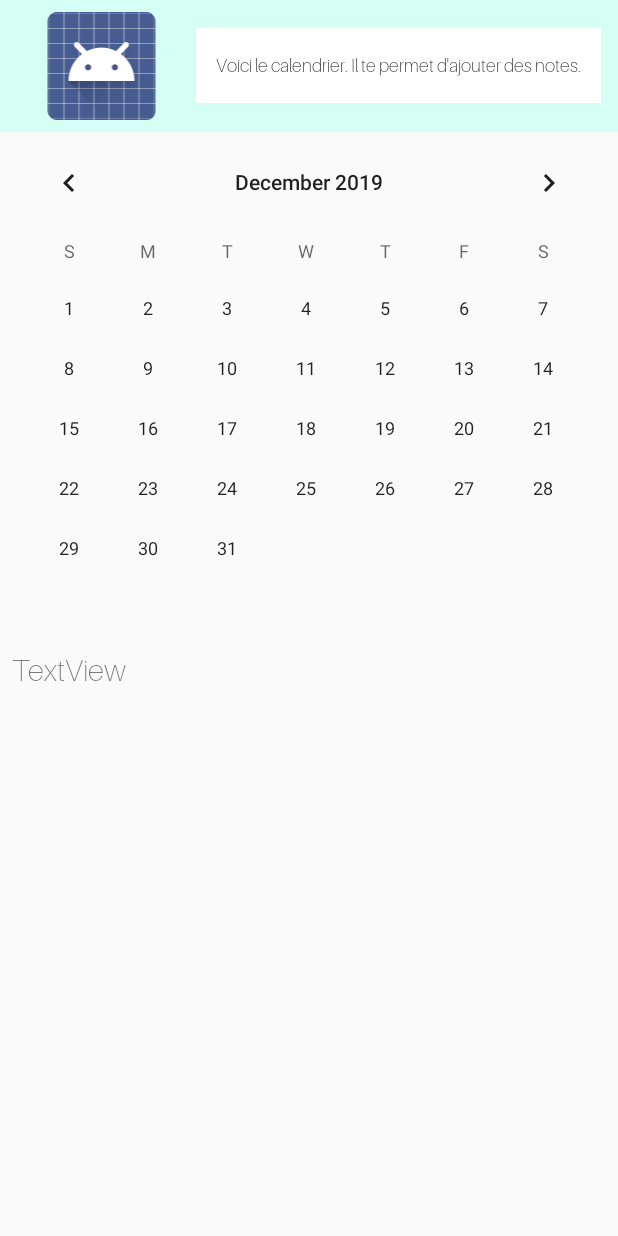
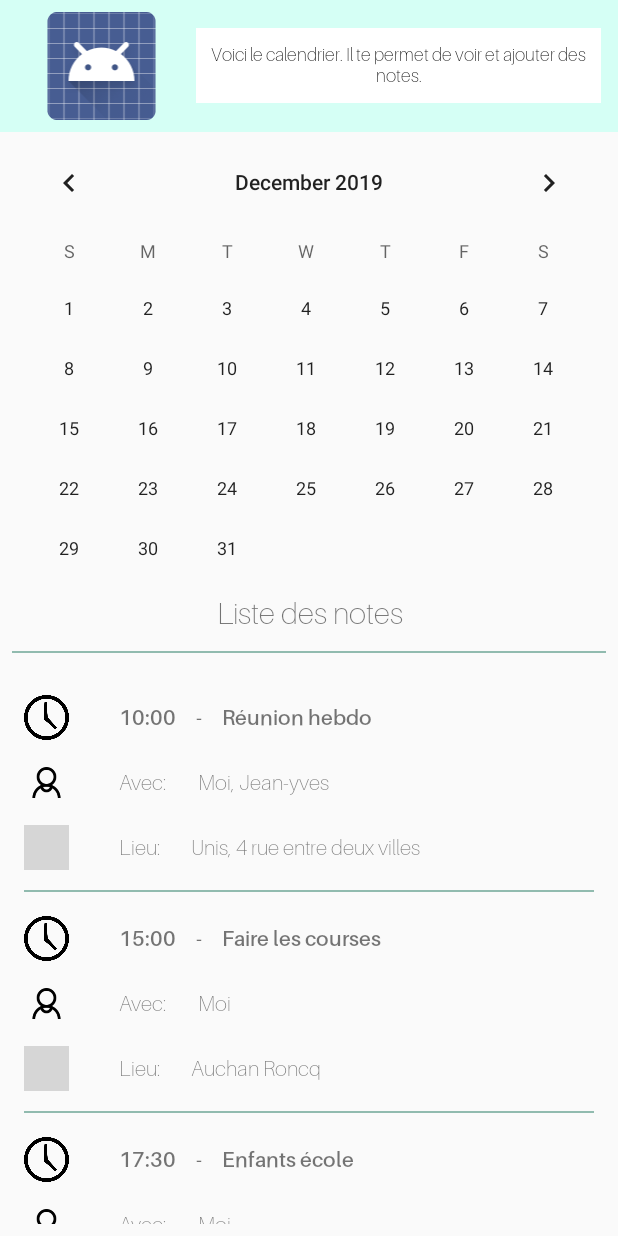
Before and after one commit to Silicca/huru_platine, an Android app: the CalendarActivity screen opened directly, with no data from a screen before it, after a tap on an icon or button, on a phone screen of 412 x 824 dp. Run offline under Robolectric (Android 15) with nearby library versions, the phone set to English and light mode, and no system bars; grey boxes are pictures that could not be loaded.

Commit message:
[FEAT] Mise en place du layout pour le calendrier

```diff
--- a/app/src/main/java/com/app/huru/activity/CalendarActivity.java
+++ b/app/src/main/java/com/app/huru/activity/CalendarActivity.java
@@ -5,10 +5,16 @@ import android.widget.CalendarView;
 
 import androidx.annotation.Nullable;
 import androidx.appcompat.app.AppCompatActivity;
+import androidx.recyclerview.widget.LinearLayoutManager;
+import androidx.recyclerview.widget.RecyclerView;
 
 import com.app.huru.R;
+import com.app.huru.activity.recyclerview.NoteViewAdapter;
+import com.app.huru.model.view.NoteViewModel;
 
 import java.time.LocalDateTime;
+import java.util.ArrayList;
+import java.util.List;
 
 /**
  * Activité affichant un calendrier et les notes de l'utilisateur
@@ -17,10 +23,15 @@ public class CalendarActivity  extends AppCompatActivity implements ActivityGUI
 
     private CalendarView calendar;
 
+    private RecyclerView recyclerView;
+    private RecyclerView.LayoutManager layoutManager;
+    private NoteViewAdapter noteViewAdapter;
+
     @Override
     public void onCreate(@Nullable Bundle savedInstanceState) {
         super.onCreate(savedInstanceState);
         setContentView(R.layout.calendar_activity_layout);
+        this.setupGUI();
     }
 
     @Override
@@ -30,5 +41,25 @@ public class CalendarActivity  extends AppCompatActivity implements ActivityGUI
 
         this.calendar.setDate(System.currentTimeMillis(),false,true);
 
+        //RECYCLER VIEW
+        this.recyclerView = findViewById(R.id.calendarNotesRecyclerView);
+
+        this.layoutManager = new LinearLayoutManager(getApplicationContext(), LinearLayoutManager.VERTICAL, false );
+
+        this.recyclerView.setLayoutManager(this.layoutManager);
+
+        this.noteViewAdapter = new NoteViewAdapter();
+
+        this.recyclerView.setAdapter(this.noteViewAdapter);
+
+        /**A SUPPRIMER, JUSTE POUR TESTER*/
+
+        List<NoteViewModel> models = new ArrayList<>();
+        models.add(new NoteViewModel("Réunion hebdo","10:00","Moi, Jean-yves","Unis, 4 rue entre deux villes"));
+        models.add(new NoteViewModel("Faire les courses","15:00","Moi","Auchan Roncq"));
+        models.add(new NoteViewModel("Enfants école","17:30","Moi","Collège Albert Calmette"));
+        models.add(new NoteViewModel("Préparer à manger","19:30","Moi","A la maison"));
+
+        this.noteViewAdapter.updateDataSet(models);
     }
 }
--- a/app/src/main/java/com/app/huru/activity/fragment/HomeFragment.java
+++ b/app/src/main/java/com/app/huru/activity/fragment/HomeFragment.java
@@ -33,7 +33,7 @@ public class HomeFragment extends Fragment implements ActivityGUI {
 
     private RecyclerView recyclerView;
     private RecyclerView.LayoutManager layoutManager;
-    private NoteViewAdapter homeNoteViewAdapter;
+    private NoteViewAdapter noteViewAdapter;
     private FloatingActionButton calendarButtonPlus;
 
     public HomeFragment(){
@@ -90,9 +90,9 @@ public class HomeFragment extends Fragment implements ActivityGUI {
 
         this.recyclerView.setLayoutManager(this.layoutManager);
 
-        this.homeNoteViewAdapter = new NoteViewAdapter();
+        this.noteViewAdapter = new NoteViewAdapter();
 
-        this.recyclerView.setAdapter(this.homeNoteViewAdapter);
+        this.recyclerView.setAdapter(this.noteViewAdapter);
 
         /**A SUPPRIMER, JUSTE POUR TESTER*/
 
@@ -102,7 +102,7 @@ public class HomeFragment extends Fragment implements ActivityGUI {
         models.add(new NoteViewModel("Enfants école","17:30","Moi","Collège Albert Calmette"));
         models.add(new NoteViewModel("Préparer à manger","19:30","Moi","A la maison"));
 
-        this.homeNoteViewAdapter.updateDataSet(models);
+        this.noteViewAdapter.updateDataSet(models);
 
         /**A SUPPRIMER, JUSTE POUR TESTER*/
 
--- a/app/src/main/res/layout/calendar_activity_layout.xml
+++ b/app/src/main/res/layout/calendar_activity_layout.xml
@@ -32,7 +32,7 @@
             android:fontFamily="@font/aileron_thin"
             android:gravity="center"
             android:padding="10px"
-            android:text="Voici le calendrier. Il te permet d'ajouter des notes."
+            android:text="Voici le calendrier. Il te permet de voir et ajouter des notes."
             android:textColor="@android:color/black"
             android:textSize="12dp" />
 
@@ -48,12 +48,12 @@
 
         <CalendarView
             android:id="@+id/calendar"
-            android:layout_width="wrap_content"
-            android:layout_height="wrap_content"
-            android:layout_weight="1" />
+            android:layout_width="match_parent"
+            android:layout_height="300dp" />
     </LinearLayout>
 
     <LinearLayout
+
         android:layout_width="match_parent"
         android:layout_height="wrap_content"
         android:layout_weight="1"
@@ -64,16 +64,26 @@
             android:id="@+id/textView8"
             android:layout_width="match_parent"
             android:layout_height="wrap_content"
-            android:text="TextView"
+            android:text="Liste des notes"
             android:fontFamily="@font/aileron_thin"
             android:textSize="20dp"
-            tools:text="Liste des notes" />
+            android:gravity="center"
+             />
+        <ImageView
+            android:id="@+id/imageView6"
+            android:layout_width="match_parent"
+            android:layout_height="2px"
 
+            android:layout_marginTop="20px"
+            app:srcCompat="@color/details" />
         <androidx.recyclerview.widget.RecyclerView
+            android:layout_marginTop="30px"
             android:id="@+id/calendarNotesRecyclerView"
             android:layout_width="match_parent"
             android:layout_height="match_parent"
-            android:layout_weight="1" />
+            android:layout_weight="1"
+            />
 
-    </LinearLayout>
+    </LinearLayout
+      >
 </LinearLayout>
```
